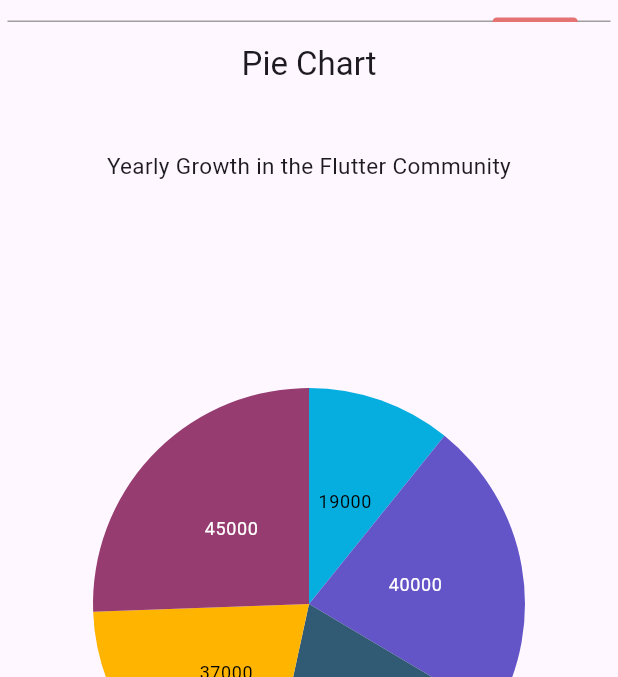
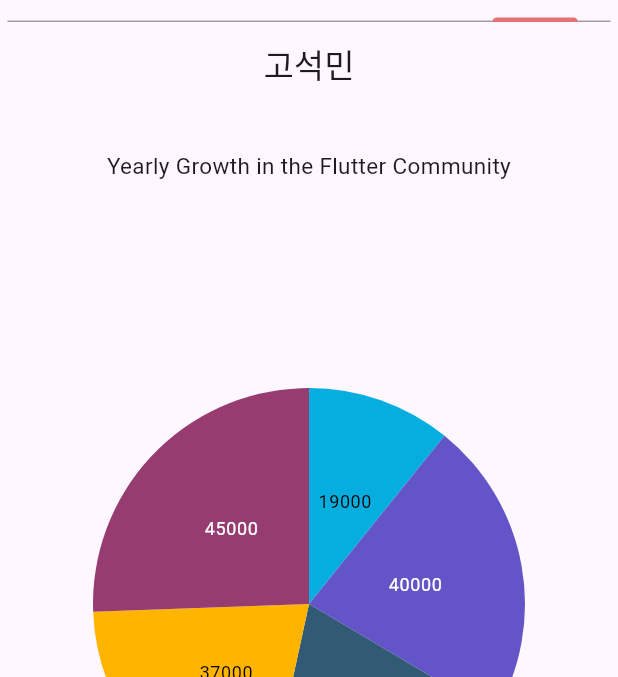
Before and after one commit to b0ksir1/team3, a Flutter app: the screen it shows after launch, tab 4 chosen, on a phone screen of 412 x 824 dp, the part 173-850 px from its top. Run offline on Flutter 3.47's test engine with Material 3 defaults, Android fonts, the phone set to English and light mode, and no system bars; our stand-ins replace get, syncfusion_flutter_charts.

Commit message:
이름으로 수정함

```diff
--- a/lib/view/tab/pieChart.dart
+++ b/lib/view/tab/pieChart.dart
@@ -25,7 +25,7 @@
   Widget build(BuildContext context) {
     return  Scaffold(
       appBar: AppBar(
-        title: Text('Pie Chart'),
+        title: Text('고석민'),
         centerTitle: true,
       ),
       body: Center(
```
